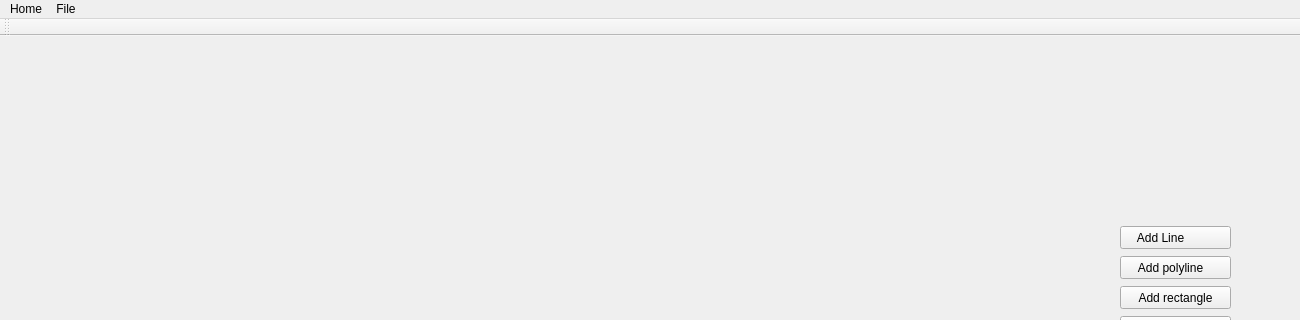
This is 2DGraphicsModeler/mainwindow.ui in Alex-the-666/2DGraphicsModular as Qt 5 draws it before an edit; both pictures show x 0 to 1300 and y 0 to 320 of the 1300 by 600 pixel window. The edited form follows.
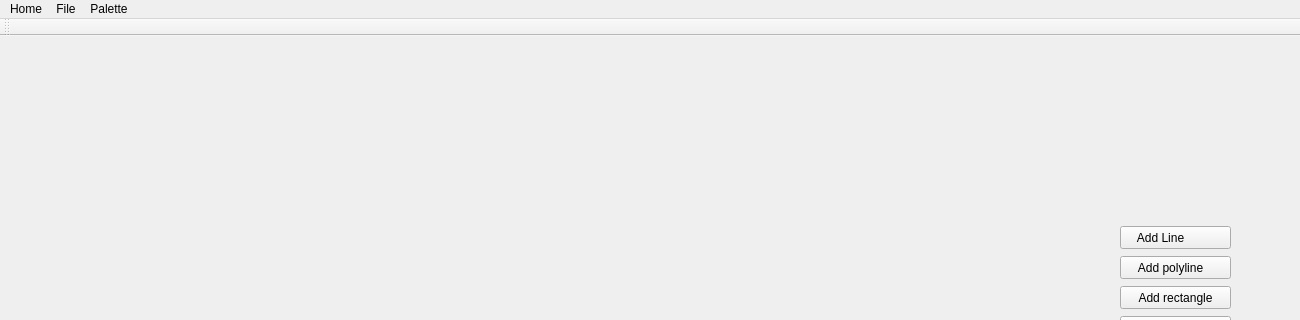
This is the edited form.

Commit message: open palette

Patch:
```diff
--- a/2DGraphicsModeler/mainwindow.ui
+++ b/2DGraphicsModeler/mainwindow.ui
@@ -99,7 +99,7 @@
      <x>0</x>
      <y>0</y>
      <width>1300</width>
-     <height>22</height>
+     <height>26</height>
     </rect>
    </property>
    <widget class="QMenu" name="menuHome">
@@ -117,8 +117,15 @@
     <addaction name="actionSave"/>
     <addaction name="actionQuit"/>
    </widget>
+   <widget class="QMenu" name="menuPalette">
+    <property name="title">
+     <string>Palette</string>
+    </property>
+    <addaction name="actionOpen_palette"/>
+   </widget>
    <addaction name="menuHome"/>
    <addaction name="menuFile"/>
+   <addaction name="menuPalette"/>
   </widget>
   <widget class="QToolBar" name="mainToolBar">
    <attribute name="toolBarArea">
```
Left out of the diff: 5 changed lines with no effect on the pictures. The commit also changes 2 other files.
